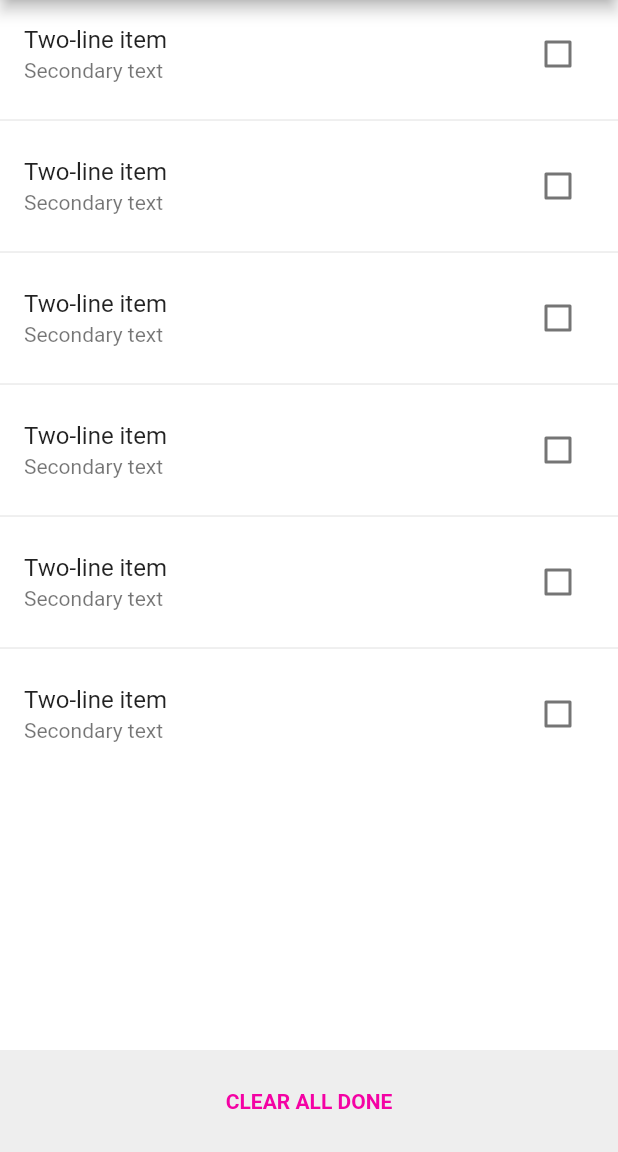
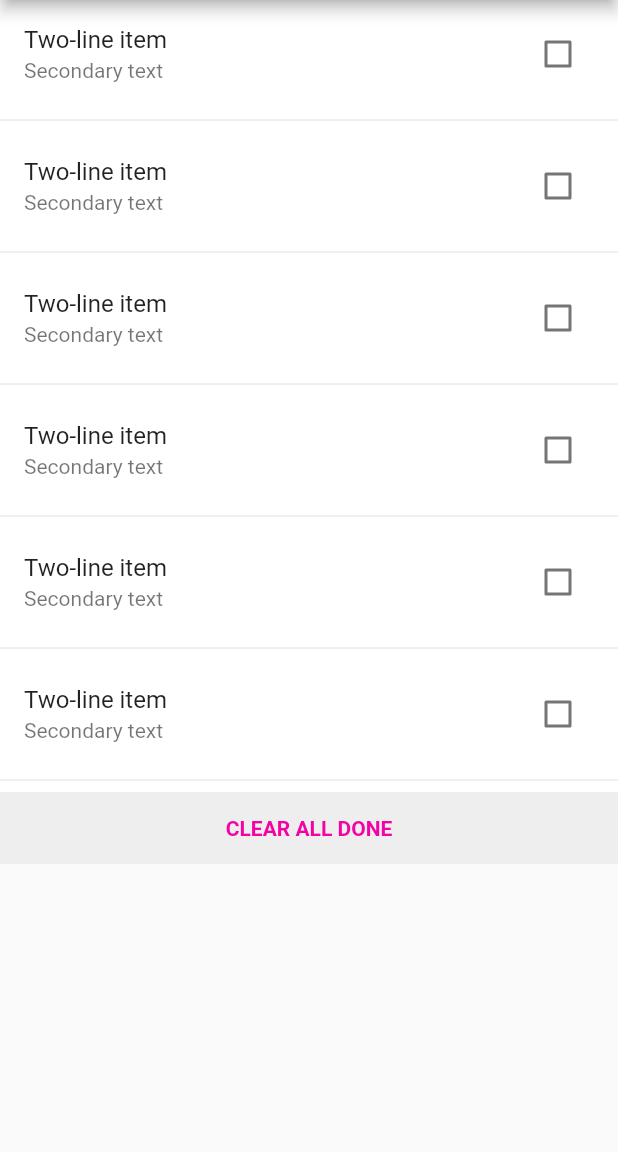
Before and after one commit to fedecor9/flutter-todo-app, a Flutter app: the screen it shows after launch, on a phone screen of 412 x 824 dp, the part 84-1236 px from its top. Run offline on Flutter 3.47's test engine with Material 2 defaults, Android fonts, the phone set to English and light mode, and no system bars; our stand-ins replace freezed_annotation.

Commit message:
Fix conflict

```diff
--- a/lib/views/home_page.dart
+++ b/lib/views/home_page.dart
@@ -30,25 +30,7 @@ class HomePage extends StatelessWidget {
       ),
       body: Container(
         color: Colors.grey[200],
-        child: Column(
-          children: [
-            const Expanded(
-              child: ListViewPage(),
-            ),
-            Padding(
-              padding: const EdgeInsets.only(top: 10, bottom: 10),
-              child: TextButton(
-                onPressed: () => {},
-                child: const Text(
-                  'CLEAR ALL DONE',
-                  style: TextStyle(
-                      color: Color.fromARGB(255, 244, 2, 164),
-                      fontWeight: FontWeight.w600),
-                ),
-              ),
-            )
-          ],
-        ),
+        child: const ListViewPage(),
       ),
     );
   }
--- a/lib/views/list_view_page.dart
+++ b/lib/views/list_view_page.dart
@@ -32,6 +32,8 @@ class _ListViewPageState extends State<ListViewPage> {
       color: Colors.white,
       child: ListView.separated(
         itemBuilder: ((context, index) {
+          if (index == _todoList.length) return const ClearDoneTodos();
+
           return ListTile(
             title: Text(_todoList[index].title),
             subtitle: const Text('Secondary text'),
@@ -49,16 +51,42 @@ class _ListViewPageState extends State<ListViewPage> {
                   settings: RouteSettings(arguments: _todoList[index]),
                 ),
               );
-              setState(() {
-                _todoList[index] = result;
-              });
+              updateListTile(index, result);
             },
           );
         }),
         separatorBuilder: (BuildContext context, int index) => const Divider(),
-        itemCount: _todoList.length,
+        itemCount: _todoList.length + 1,
         shrinkWrap: true,
       ),
     );
   }
+
+  void updateListTile(int index, result) {
+    return setState(() {
+      _todoList[index] = result;
+    });
+  }
 }
+
+class ClearDoneTodos extends StatelessWidget {
+  const ClearDoneTodos({
+    Key? key,
+  }) : super(key: key);
+
+  @override
+  Widget build(BuildContext context) {
+    return Container(
+      color: Colors.grey[200],
+      child: TextButton(
+        onPressed: () => {},
+        child: const Text(
+          'CLEAR ALL DONE',
+          style: TextStyle(
+              color: Color.fromARGB(255, 244, 2, 164),
+              fontWeight: FontWeight.w600),
+        ),
+      ),
+    );
+  }
+}
```
Also changed, not shown: lib/views/detailed_todo_page.dart (+4 -4 lines).
